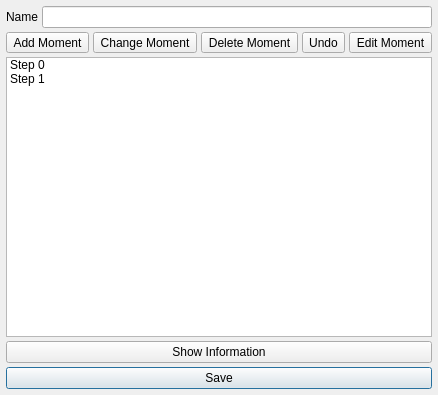
Old version of the form Editors/TimelineEditor.ui in the repository enigma-dev/RadialGM.
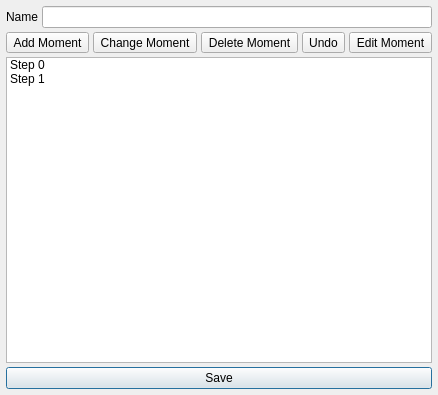
New version of the form. Icons and pictures are not drawn.

Commit message: remove show info buttons

Patch:
```diff
--- a/Editors/TimelineEditor.ui
+++ b/Editors/TimelineEditor.ui
@@ -188,17 +188,6 @@
      </item>
     </widget>
    </item>
-   <item>
-    <widget class="QPushButton" name="infoButton">
-     <property name="text">
-      <string>Show Information</string>
-     </property>
-     <property name="icon">
-      <iconset resource="../images.qrc">
-       <normaloff>:/resources/info.png</normaloff>:/resources/info.png</iconset>
-     </property>
-    </widget>
-   </item>
    <item>
     <widget class="QPushButton" name="saveButton">
      <property name="text">
```
The commit also changes 1 other file.
